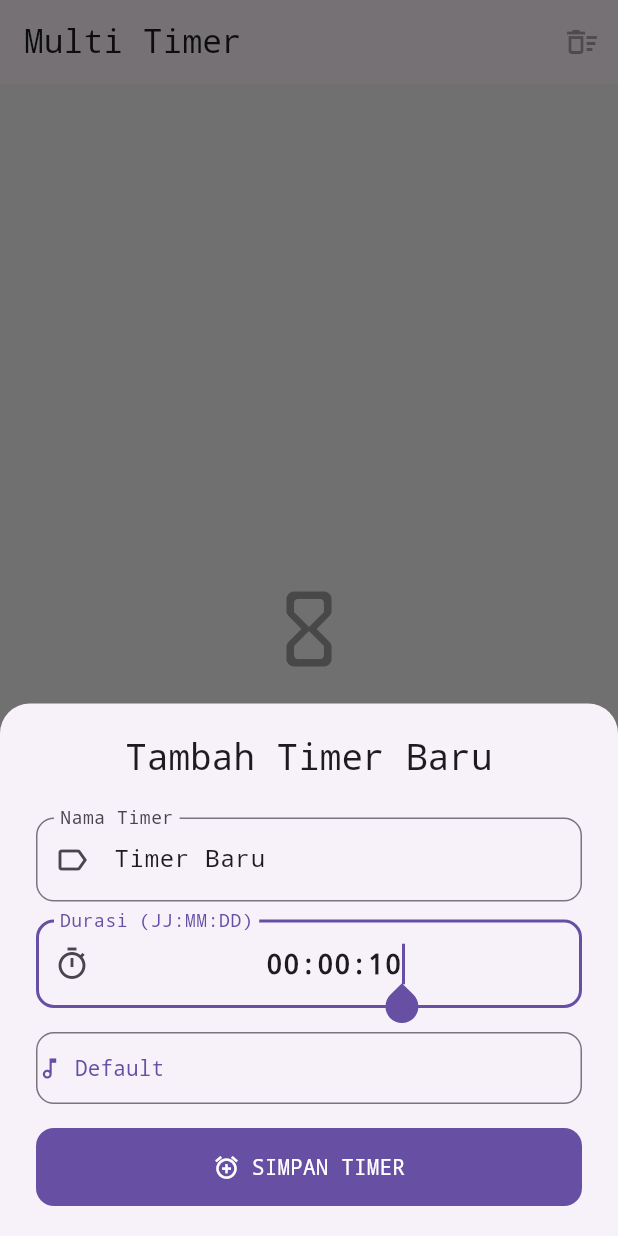
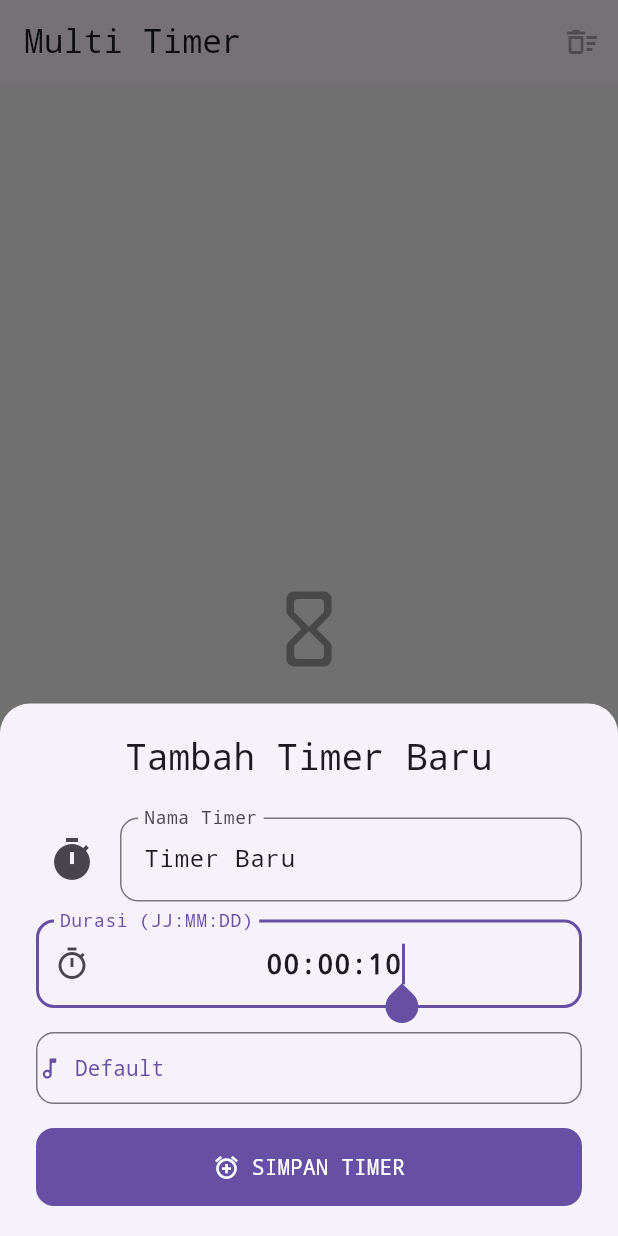
Before and after one commit to Greenson22/my_clock, a Flutter app: the screen it shows after launch, after a tap on "Timer Baru", on a phone screen of 412 x 824 dp. Run offline on Flutter 3.47's test engine with Material 3 defaults, Android fonts, the light colour scheme and no system bars; our stand-ins replace file_picker, flutter_local_notifications, just_audio, permission_handler, shared_preferences; missing offline and left inert: flutter_background_service, flutter_background_service_android, flutter_ringtone_player.

Commit message:
feat: Implementasi pemilihan ikon kustom untuk timer
Menambahkan fungsionalitas bagi pengguna untuk memilih ikon standar Material Design untuk setiap countdown timer.

-   **Model**: Menambahkan field `iconCodePoint` di `CountdownTimer` untuk menyimpan data ikon.
-   **Service**: Memperbarui listener `addTimer` untuk menerima dan menyimpan `iconCodePoint`.
-   **UI**:
    -   Membuat `IconPickerDialog` baru untuk menampilkan daftar ikon yang bisa dipilih.
    -   Menambahkan tombol pilih ikon di `AddTimerSheet`.
    -   `TimerCard` sekarang menampilkan ikon yang dipilih pengguna, dengan fallback ke ikon default.

```diff
--- a/lib/features/countdown/presentation/widgets/add_timer_sheet.dart
+++ b/lib/features/countdown/presentation/widgets/add_timer_sheet.dart
@@ -5,9 +5,16 @@ import 'package:file_picker/file_picker.dart';
 
 import '../../service/countdown_utils.dart';
 import '../formatters/time_input_formatter.dart';
+import 'icon_picker_dialog.dart'; // <-- IMPOR BARU
 
 class AddTimerSheet extends StatefulWidget {
-  final Function(String name, String timeString, String? alarmSoundPath)
+  // Callback sekarang mengirim kode ikon juga
+  final Function(
+    String name,
+    String timeString,
+    String? alarmSoundPath,
+    int? iconCodePoint,
+  )
   onAddTimer;
 
   const AddTimerSheet({super.key, required this.onAddTimer});
@@ -20,6 +27,7 @@ class _AddTimerSheetState extends State<AddTimerSheet> {
   late final TextEditingController _nameController;
   late final TextEditingController _timeController;
   File? _selectedAlarmFile;
+  IconData _selectedIcon = Icons.timer; // <-- State untuk menyimpan ikon
 
   @override
   void initState() {
@@ -46,11 +54,30 @@ class _AddTimerSheetState extends State<AddTimerSheet> {
     }
   }
 
+  void _showIconPicker() {
+    showDialog(
+      context: context,
+      builder: (_) => IconPickerDialog(
+        onIconSelected: (icon) {
+          setState(() {
+            _selectedIcon = icon;
+          });
+        },
+      ),
+    );
+  }
+
   void _handleAddTimer() {
     final String name = _nameController.text.isNotEmpty
         ? _nameController.text
         : defaultTimerName;
-    widget.onAddTimer(name, _timeController.text, _selectedAlarmFile?.path);
+    // Kirim codePoint dari ikon yang dipilih
+    widget.onAddTimer(
+      name,
+      _timeController.text,
+      _selectedAlarmFile?.path,
+      _selectedIcon.codePoint,
+    );
   }
 
   @override
@@ -71,15 +98,29 @@ class _AddTimerSheetState extends State<AddTimerSheet> {
             style: Theme.of(context).textTheme.headlineSmall,
           ),
           const SizedBox(height: 24),
-          TextField(
+          Row(
+            // [PERUBAHAN] Bungkus TextField nama dengan Row
+            children: [
+              // Tombol untuk memilih ikon
+              IconButton(
+                icon: Icon(_selectedIcon),
+                iconSize: 32,
+                onPressed: _showIconPicker,
+                tooltip: 'Pilih Ikon',
+              ),
+              const SizedBox(width: 8),
+              Expanded(
+                child: TextField(
                   controller: _nameController,
                   decoration: InputDecoration(
                     labelText: 'Nama Timer',
-              prefixIcon: const Icon(Icons.label_outline),
                     border: OutlineInputBorder(
                       borderRadius: BorderRadius.circular(12),
                     ),
                   ),
+                ),
+              ),
+            ],
           ),
           const SizedBox(height: 12),
           TextField(
--- a/lib/features/countdown/service/background_handler.dart
+++ b/lib/features/countdown/service/background_handler.dart
@@ -178,6 +178,7 @@ void onStart(ServiceInstance service) async {
       remainingSeconds: data['duration'] as int? ?? defaultTotalSeconds,
       isPaused: true,
       alarmSound: data['alarmSound'] as String?,
+      iconCodePoint: data['iconCodePoint'] as int?,
     );
     activeTimers.add(newTimer);
     await saveTimersToDisk(activeTimers);
--- a/lib/features/countdown/service/countdown_model.dart
+++ b/lib/features/countdown/service/countdown_model.dart
@@ -6,6 +6,7 @@ class CountdownTimer {
   bool isPaused;
   bool isDone;
   final String? alarmSound;
+  final int? iconCodePoint; // <-- [BARU] Kode untuk ikon
 
   CountdownTimer({
     required this.id,
@@ -15,6 +16,7 @@ class CountdownTimer {
     this.isPaused = false,
     this.isDone = false,
     this.alarmSound,
+    this.iconCodePoint, // <-- [BARU] Tambahkan di konstruktor
   });
 
   Map<String, dynamic> toJson() => {
@@ -25,6 +27,7 @@ class CountdownTimer {
     'isPaused': isPaused,
     'isDone': isDone,
     'alarmSound': alarmSound,
+    'iconCodePoint': iconCodePoint, // <-- [BARU] Simpan ke JSON
   };
 
   factory CountdownTimer.fromJson(Map<String, dynamic> json) => CountdownTimer(
@@ -35,5 +38,6 @@ class CountdownTimer {
     isPaused: json['isPaused'] as bool? ?? false,
     isDone: json['isDone'] as bool? ?? false,
     alarmSound: json['alarmSound'] as String?,
+    iconCodePoint: json['iconCodePoint'] as int?, // <-- [BARU] Muat dari JSON
   );
 }
```
Also changed, not shown: lib/features/countdown/presentation/countdown_page.dart (+14 -4 lines), lib/features/countdown/presentation/widgets/icon_picker_dialog.dart (added, +61 -0 lines), lib/features/countdown/presentation/widgets/timer_card.dart (+10 -6 lines). Lines whose indentation alone changed are shown as unchanged.
